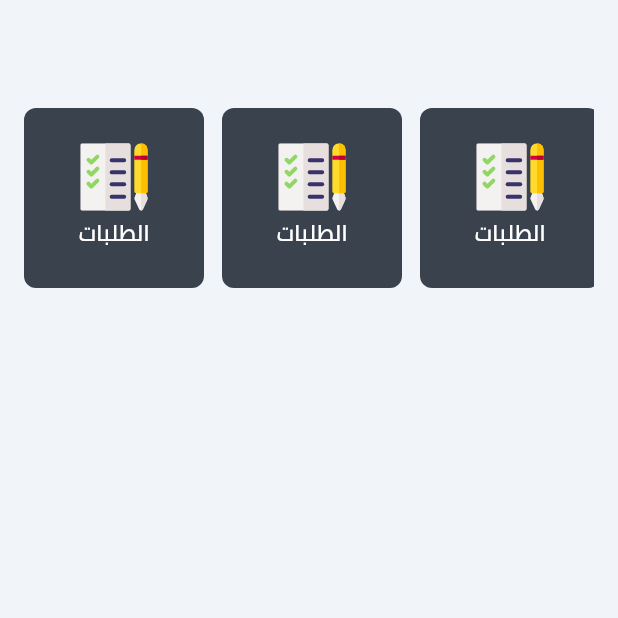
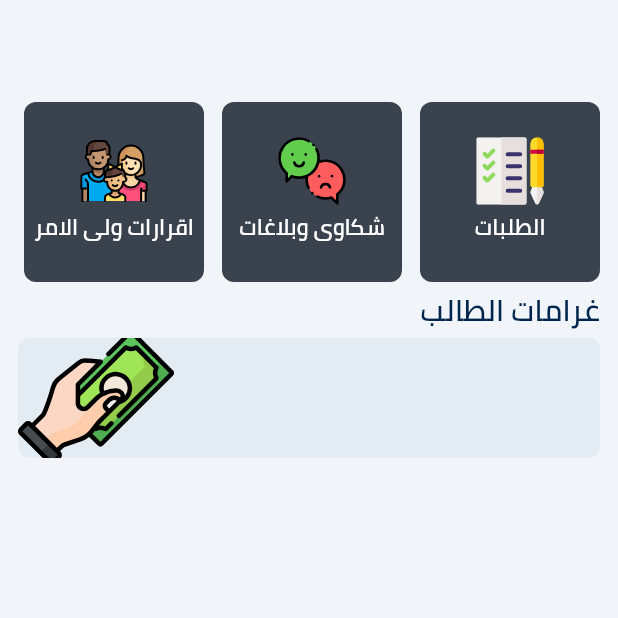
Before and after one commit to AbdelrahmanFouad1/university_housing, a Flutter app: the screen it shows after launch, on a phone screen of 412 x 824 dp, the top half of it. Run offline on Flutter 3.47's test engine with Material 2 defaults, Android fonts, the phone set to English and light mode, and no system bars; our stand-ins replace flutter_bloc, flutter_svg, hexcolor, shared_preferences, smooth_page_indicator.

Commit message:
list and fine

```diff
--- a/lib/main.dart
+++ b/lib/main.dart
@@ -84,7 +84,7 @@ class MyApp extends StatelessWidget {
         fontFamily: 'cairo_semiBold',
       ),
       themeMode: ThemeMode.light,
-      home: const HomeScreen(),
+      home:  HomeScreen(),
     );
   }
 }
--- a/lib/moduls/home/home_screen.dart
+++ b/lib/moduls/home/home_screen.dart
@@ -1,10 +1,39 @@
 import 'package:flutter/material.dart';
 import 'package:flutter/services.dart';
+import 'package:flutter_svg/flutter_svg.dart';
 import 'package:flutter_svg/svg.dart';
 import 'package:university_housing/shard/style/color.dart';
 
+class MainModel {
+  late String image;
+  late String title;
+
+  MainModel({
+    required this.image,
+    required this.title,
+  });
+}
+
 class HomeScreen extends StatelessWidget {
-  const HomeScreen({Key? key}) : super(key: key);
+
+  List<MainModel> requests = [
+    MainModel(
+      image: 'assets/images/request.svg',
+      title: 'الطلبات',
+    ),
+    MainModel(
+      image: 'assets/images/review.svg',
+      title: 'شكاوى وبلاغات',
+    ),
+    MainModel(
+      image: 'assets/images/family.svg',
+      title: 'اقرارات ولى الامر',
+    ),
+    MainModel(
+      image: 'assets/images/research.svg',
+      title: 'استعلامات',
+    ),
+  ];
 
   @override
   Widget build(BuildContext context) {
@@ -16,30 +45,73 @@ class HomeScreen extends StatelessWidget {
         ),
       ),
       body: Padding(
-        padding: const EdgeInsets.all(16.0),
+        padding: const EdgeInsets.all(12.0),
         child: Column(
           children: [
             Container(
               height: 120.0,
-              child: Expanded(
+              child: Directionality(
+                textDirection:  TextDirection.rtl,
                 child: ListView.separated(
                     scrollDirection: Axis.horizontal,
                     physics: const BouncingScrollPhysics(),
-                    itemBuilder: (context, index) => Container(
+                    itemBuilder: (context, index) => buildRequestsList(requests[index]),
+                    separatorBuilder:(context, index) => const SizedBox(width: 12,),
+                    itemCount: requests.length,
+                ),
+              ),
+            ),
+            Container(
+              width: double.infinity,
+              child: Text(
+                'غرامات الطالب',
+                textDirection: TextDirection.rtl,
+                style: TextStyle(
+                  color: mainColors,
+                  fontSize: 20.0,
+                ),
+              ),
+            ),
+            Container(
+              width: double.infinity,
+              height: 80.0,
+              decoration: BoxDecoration(
+                borderRadius: BorderRadius.circular(
+                  8.0,
+                ),
+                color: finesColor,
+              ),
+              child: Row(
+                children: [
+                  SvgPicture.asset(
+                    'assets/images/hand.svg',
+                    semanticsLabel: 'fine',
+                    fit: BoxFit.cover,
+                  ),
+                ],
+              ),
+            ),
+          ],
+        ),
+      ),
+    );
+  }
+
+  Widget buildRequestsList(MainModel model) => Container(
     width: 120.0,
     child: Column(
       mainAxisAlignment: MainAxisAlignment.center,
       children: [
         SvgPicture.asset(
-                            'assets/images/request.svg',
+          model.image,
           semanticsLabel: 'request',
           width: 45.0,
           height: 45.0,
         ),
-                          const Text(
-                            'الطلبات',
+         Text(
+          model.title,
           textDirection: TextDirection.rtl,
-                            style: TextStyle(
+          style: const TextStyle(
             color: Colors.white,
             fontSize: 15.0,
           ),
@@ -52,15 +124,5 @@ class HomeScreen extends StatelessWidget {
       ),
       color: boxColor,
     ),
-                    ),
-                    separatorBuilder:(context, index) => const SizedBox(width: 12,),
-                    itemCount: 4,
-                ),
-              ),
-            ),
-          ],
-        ),
-      ),
   );
 }
-}
--- a/lib/shard/style/color.dart
+++ b/lib/shard/style/color.dart
@@ -6,3 +6,5 @@ Color backGround = HexColor('#F1F5F9');
 Color mainColors = HexColor('#00264D');
 
 Color boxColor = HexColor('#39424D');
+
+Color finesColor = HexColor('#E3EBF3');
```
Also changed, not shown: assets/images/family.svg (added), assets/images/research.svg (added), assets/images/review.svg (added). Lines whose indentation alone changed are shown as unchanged.
